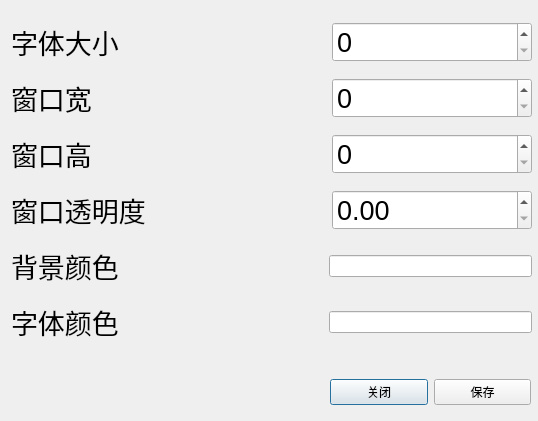
copie/dayworkspace, file python/easy_input/config.ui: the form before one commit.
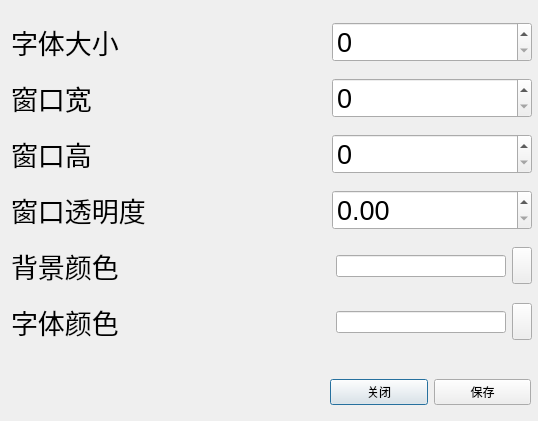
The form after the commit.

Commit message: easy input完工

The edit to the form file:
```diff
--- a/python/easy_input/config.ui
+++ b/python/easy_input/config.ui
@@ -307,7 +307,30 @@
        </spacer>
       </item>
       <item>
-       <widget class="QLineEdit" name="background"/>
+       <widget class="QLineEdit" name="background">
+        <property name="maximumSize">
+         <size>
+          <width>170</width>
+          <height>16777215</height>
+         </size>
+        </property>
+       </widget>
+      </item>
+      <item>
+       <widget class="QPushButton" name="ch_backcolor">
+        <property name="maximumSize">
+         <size>
+          <width>20</width>
+          <height>37</height>
+         </size>
+        </property>
+        <property name="focusPolicy">
+         <enum>Qt::NoFocus</enum>
+        </property>
+        <property name="text">
+         <string/>
+        </property>
+       </widget>
       </item>
      </layout>
     </item>
@@ -339,7 +362,30 @@
        </spacer>
       </item>
       <item>
-       <widget class="QLineEdit" name="font_color"/>
+       <widget class="QLineEdit" name="font_color">
+        <property name="maximumSize">
+         <size>
+          <width>170</width>
+          <height>16777215</height>
+         </size>
+        </property>
+       </widget>
+      </item>
+      <item>
+       <widget class="QPushButton" name="ch_font_color">
+        <property name="maximumSize">
+         <size>
+          <width>20</width>
+          <height>37</height>
+         </size>
+        </property>
+        <property name="focusPolicy">
+         <enum>Qt::NoFocus</enum>
+        </property>
+        <property name="text">
+         <string/>
+        </property>
+       </widget>
       </item>
      </layout>
     </item>
```
The commit also changes 2 other files.
